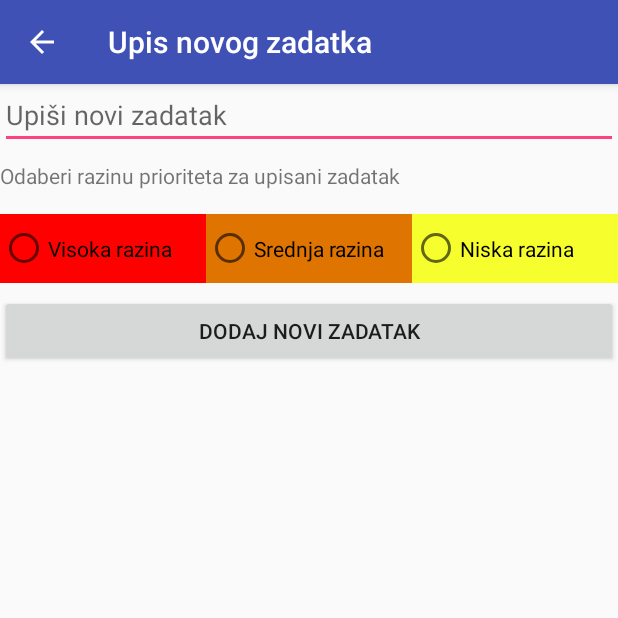
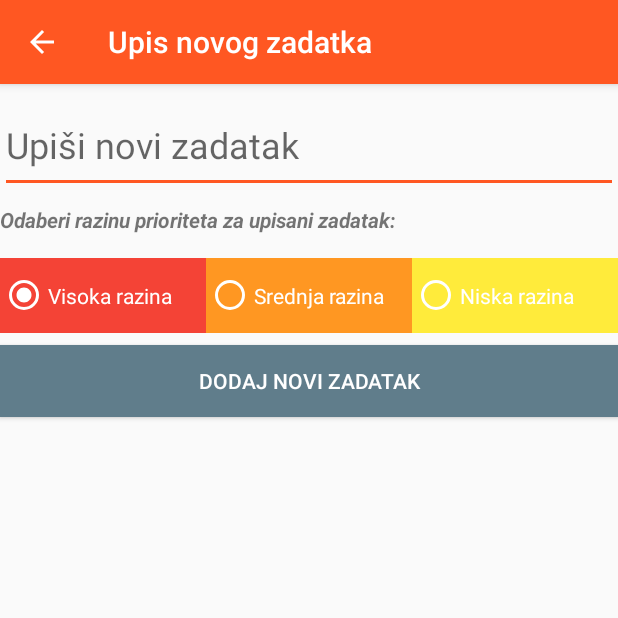
Before and after one commit to Denis8313/PlanProizvodnje, an Android app: the AddTaskActivity screen opened directly, with no data from a screen before it, on a phone screen of 412 x 824 dp, the top half of it. Run offline under Robolectric (Android 15) with nearby library versions, the phone set to English and light mode, and no system bars; our stand-ins replace Room's generated code.

Commit message:
Polishing the UI - step1

```diff
--- a/app/src/main/java/com/example/denis/planproizvodnje/TaskAdapter.java
+++ b/app/src/main/java/com/example/denis/planproizvodnje/TaskAdapter.java
@@ -1,6 +1,7 @@
 package com.example.denis.planproizvodnje;
 
 import android.content.Context;
+import android.graphics.drawable.Drawable;
 import android.graphics.drawable.GradientDrawable;
 import android.support.annotation.NonNull;
 import android.support.v4.content.ContextCompat;
@@ -8,7 +9,7 @@ import android.support.v7.widget.RecyclerView;
 import android.view.LayoutInflater;
 import android.view.View;
 import android.view.ViewGroup;
-import android.widget.AdapterView;
+import android.widget.LinearLayout;
 import android.widget.TextView;
 
 import com.example.denis.planproizvodnje.database.TaskEntry;
@@ -60,6 +61,7 @@ public class TaskAdapter extends RecyclerView.Adapter<TaskAdapter.TaskViewHolder
 
         int priorityShapeColor = getPriorityShapeColor(priority);
         priorityShape.setColor(priorityShapeColor);
+
     }
 
     private int getPriorityShapeColor(int priority) {
@@ -107,6 +109,7 @@ public class TaskAdapter extends RecyclerView.Adapter<TaskAdapter.TaskViewHolder
         TextView taskDescriptionView;
         TextView updateAtView;
         TextView priorityView;
+        LinearLayout backgroundView;
 
         public TaskViewHolder(View itemView) {
             super(itemView);
@@ -114,6 +117,7 @@ public class TaskAdapter extends RecyclerView.Adapter<TaskAdapter.TaskViewHolder
             taskDescriptionView = (TextView) itemView.findViewById(R.id.task_description_textview);
             updateAtView = (TextView) itemView.findViewById(R.id.date_textview);
             priorityView = (TextView) itemView.findViewById(R.id.priority_textview);
+            backgroundView = (LinearLayout) itemView.findViewById(R.id.backgroungLinearLayout);
 
             itemView.setOnClickListener(this);
         }
--- /dev/null
+++ b/app/src/main/res/drawable/gradient_high_priority.xml
@@ -0,0 +1,5 @@
+<?xml version="1.0" encoding="utf-8"?>
+
+<shape xmlns:android="http://schemas.android.com/apk/res/android">
+    <gradient android:angle="180" android:startColor="@color/colorText" android:endColor="@color/colorHighPriority"/>
+</shape>
--- /dev/null
+++ b/app/src/main/res/drawable/gradient_low_priority.xml
@@ -0,0 +1,5 @@
+<?xml version="1.0" encoding="utf-8"?>
+
+<shape xmlns:android="http://schemas.android.com/apk/res/android">
+    <gradient android:angle="180" android:startColor="@color/colorText" android:endColor="@color/colorLowPriority"/>
+</shape>
--- /dev/null
+++ b/app/src/main/res/drawable/gradient_medium_priority.xml
@@ -0,0 +1,5 @@
+<?xml version="1.0" encoding="utf-8"?>
+
+<shape xmlns:android="http://schemas.android.com/apk/res/android">
+    <gradient android:angle="180" android:startColor="@color/colorText" android:endColor="@color/colorMidiumPriority"/>
+</shape>
--- a/app/src/main/res/layout/activity_add_task.xml
+++ b/app/src/main/res/layout/activity_add_task.xml
@@ -11,16 +11,19 @@
     <EditText
         android:id="@+id/task_edit_text"
         android:inputType="text"
-        android:paddingTop="8dp"
+        android:paddingTop="24dp"
+        android:paddingBottom="16dp"
         android:cursorVisible="false"
         android:hint="@string/new_task_edit_text"
         android:layout_width="match_parent"
-        android:layout_height="wrap_content" />
+        android:layout_height="wrap_content"
+        style="@style/editTextStyle"/>
 
     <TextView
         android:paddingTop="8dp"
         android:layout_width="match_parent"
         android:layout_height="wrap_content"
+        android:textStyle="italic|bold"
         android:text="@string/taskPriority"/>
 
     <RadioGroup
@@ -35,24 +38,31 @@
             android:id="@+id/high_priority"
             android:layout_width="0dp"
             android:layout_weight="1"
-            android:layout_height="46dp"
+            android:layout_height="50dp"
             android:background="@color/colorHighPriority"
+            android:textColor="@color/textColor"
+            android:checked="true"
+            android:theme="@style/WhiteRadioButton"
             android:text="@string/high_priority"/>
 
         <RadioButton
             android:id="@+id/medium_priority"
             android:layout_width="0dp"
             android:layout_weight="1"
-            android:layout_height="46dp"
+            android:layout_height="50dp"
+            android:textColor="@color/textColor"
             android:background="@color/colorMidiumPriority"
+            android:theme="@style/WhiteRadioButton"
             android:text="@string/medium_priority"/>
 
         <RadioButton
             android:id="@+id/low_priority"
             android:layout_width="0dp"
             android:layout_weight="1"
-            android:layout_height="46dp"
+            android:layout_height="50dp"
+            android:textColor="@color/textColor"
             android:background="@color/colorLowPriority"
+            android:theme="@style/WhiteRadioButton"
             android:text="@string/low_priority"/>
 
     </RadioGroup>
@@ -61,6 +71,8 @@
         android:id="@+id/add_task_button"
         android:layout_width="match_parent"
         android:layout_height="wrap_content"
-        android:text="@string/add_task_button"/>
+        android:text="@string/add_task_button"
+        android:background="@color/colorButton"
+        android:textColor="@color/textColor"/>
 
 </LinearLayout>
--- a/app/src/main/res/layout/activity_main.xml
+++ b/app/src/main/res/layout/activity_main.xml
@@ -4,7 +4,7 @@
     xmlns:tools="http://schemas.android.com/tools"
     android:layout_width="match_parent"
     android:layout_height="match_parent"
-    android:padding="16dp"
+    android:padding="1dp"
     tools:context=".MainActivity">
 
     <android.support.v7.widget.RecyclerView
@@ -22,6 +22,8 @@
         android:layout_width="wrap_content"
         android:layout_height="wrap_content"
         android:layout_gravity="bottom|end"
+        android:layout_marginBottom="16dp"
+        android:layout_marginRight="16dp"
         android:clickable="true"
         android:focusable="true"
         app:srcCompat="@android:drawable/ic_input_add" />
--- a/app/src/main/res/values/colors.xml
+++ b/app/src/main/res/values/colors.xml
@@ -1,12 +1,20 @@
 <?xml version="1.0" encoding="utf-8"?>
 <resources>
-    <color name="colorPrimary">#3F51B5</color>
-    <color name="colorPrimaryDark">#303F9F</color>
-    <color name="colorAccent">#FF4081</color>
+    <color name="colorPrimary">#FF5722</color>
+    <color name="colorPrimaryDark">#E64A19</color>
+    <color name="colorAccent">#FF5722</color>
+    <color name="colorPrimaryLight">#FFCCBC</color>
+    <color name="colorText">#FFFFFF</color>
+    <color name="colorSecondaryText">#757575</color>
+    <color name="colorDivader">#BDBDBD</color>
+    <color name="colorPrimaryText">#212121</color>
+    <color name="colorButton">#607D8B</color>
 
     //colors for priority
-    <color name="colorHighPriority">#FF0000</color>
-    <color name="colorMidiumPriority">#DF7401</color>
-    <color name="colorLowPriority">#F7FE2E</color>
+    <color name="colorHighPriority">#F44336</color>
+    <color name="colorMidiumPriority">#FF9722</color>
+    <color name="colorLowPriority">#FFEB3B</color>
     <color name="textColor">#FFFFFF</color>
+
+    <drawable name="gradient1">@drawable/gradient_high_priority</drawable>
 </resources>
--- a/app/src/main/res/values/strings.xml
+++ b/app/src/main/res/values/strings.xml
@@ -2,7 +2,7 @@
     <string name="app_name">Plan Proizvodnje</string>
 
     //strings for priority
-    <string name="taskPriority">Odaberi razinu prioriteta za upisani zadatak</string>
+    <string name="taskPriority">Odaberi razinu prioriteta za upisani zadatak:</string>
     <string name="high_priority">Visoka razina</string>
     <string name="medium_priority">Srednja razina</string>
     <string name="low_priority">Niska razina</string>
--- a/app/src/main/res/values/styles.xml
+++ b/app/src/main/res/values/styles.xml
@@ -8,4 +8,16 @@
         <item name="colorAccent">@color/colorAccent</item>
     </style>
 
+    <style name="editTextStyle">
+        <item name="android:textColor">@color/colorSecondaryText</item>
+        <item name="android:fontFamily">sans-serif</item>
+        <item name="android:textSize">24dp</item>
+    </style>
+
+    // Style for radio Button
+    <style name="WhiteRadioButton" parent="Theme.AppCompat.Light.DarkActionBar">
+        <item name="colorControlNormal">@android:color/white</item>
+        <item name="colorControlActivated">@android:color/white</item>
+    </style>
+
 </resources>
```
Also changed, not shown: app/src/main/java/com/example/denis/planproizvodnje/AddTaskActivity.java (+5 -3 lines), app/src/main/java/com/example/denis/planproizvodnje/AddTaskViewModel.java (added, +20 -0 lines), app/src/main/java/com/example/denis/planproizvodnje/AddTaskViewModelFactory.java (added, +25 -0 lines), app/src/main/res/layout/task_view.xml (+12 -3 lines).
